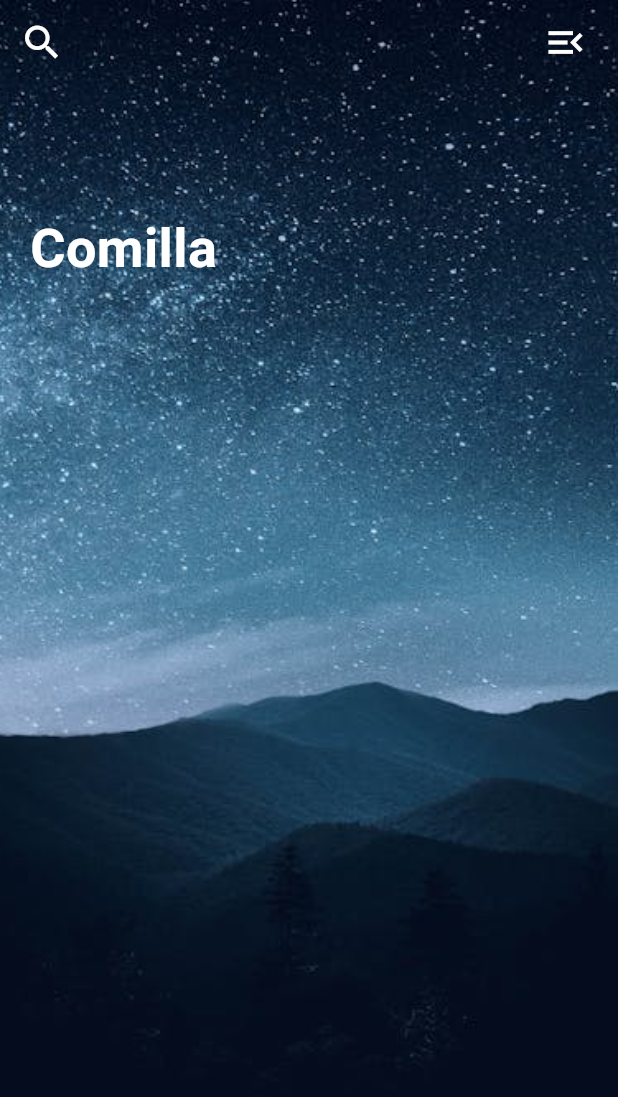
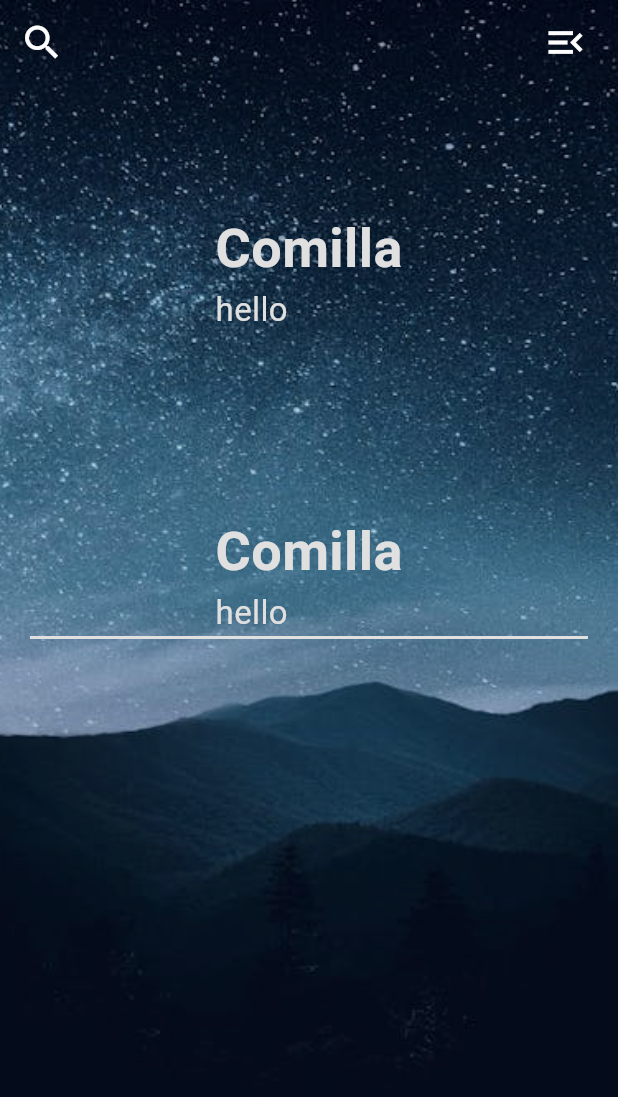
Before and after one commit to kakamrulhasan/Weath-App, a Flutter app: the screen it shows after launch, on a phone screen of 412 x 824 dp. Shown: the top 1097 px of the screen. Run offline on Flutter 3.47's test engine with Material 3 defaults, Android fonts, the phone set to English and light mode, and no system bars.

Commit message:
adding_multiple_column

```diff
--- a/lib/weather_app.dart
+++ b/lib/weather_app.dart
@@ -53,20 +53,67 @@ class _WeatherAppState extends State<WeatherApp> {
               padding: EdgeInsets.all(20),
               child: Column(
                 children: [
-                  SizedBox(
-                    height: 120,
-                  ),
-                  Text('Comilla',
+                  Column(
+                    children: [
+                      Column(
+                        crossAxisAlignment: CrossAxisAlignment.start,
+                        children: [
+                          SizedBox(height: 120, ),
+                          Text(
+                            'Comilla',
                           style: TextStyle(
                             color: Colors.white,
                             fontSize: 36,
-                    fontWeight: FontWeight.bold
+                            fontWeight: FontWeight.bold,
+
                           ),
 
                           ),
+                          Text('hello',
+                          style: TextStyle(
+                            color: Colors.white,
+                            fontSize: 22,
+                          ),)
                         ],
                       ),
+                      Column(
+                        crossAxisAlignment: CrossAxisAlignment.start,
+                        children: [
+                          SizedBox(height: 120, ),
+                          Text(
+                            'Comilla',
+                          style: TextStyle(
+                            color: Colors.white,
+                            fontSize: 36,
+                            fontWeight: FontWeight.bold,
+
+                          ),
+
+                          ),
+                          Text('hello',
+                          style: TextStyle(
+                            color: Colors.white,
+                            fontSize: 22,
+                          ),)
+                        ],
+                      ),
+                    ],
+                  ),
+                  Column(
+                    children: [
+                      Container(
+                        decoration: BoxDecoration(
+                          border: Border.all(
+                            color: Colors.white
                           )
+                        ),
+                      )
+                    ],
+                  )
+                ],
+              ),
+            ),
+            Container(decoration: BoxDecoration(color:  Colors.black12),)
           ],
         ),
       ),
```
Lines whose indentation alone changed are shown as unchanged.
